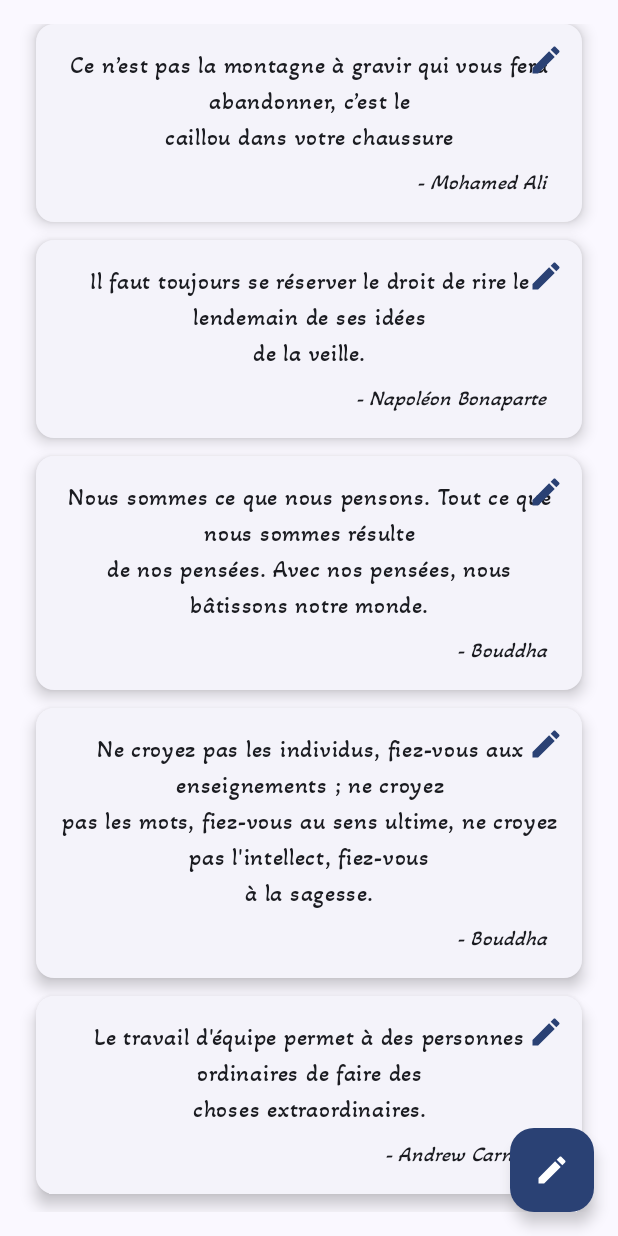
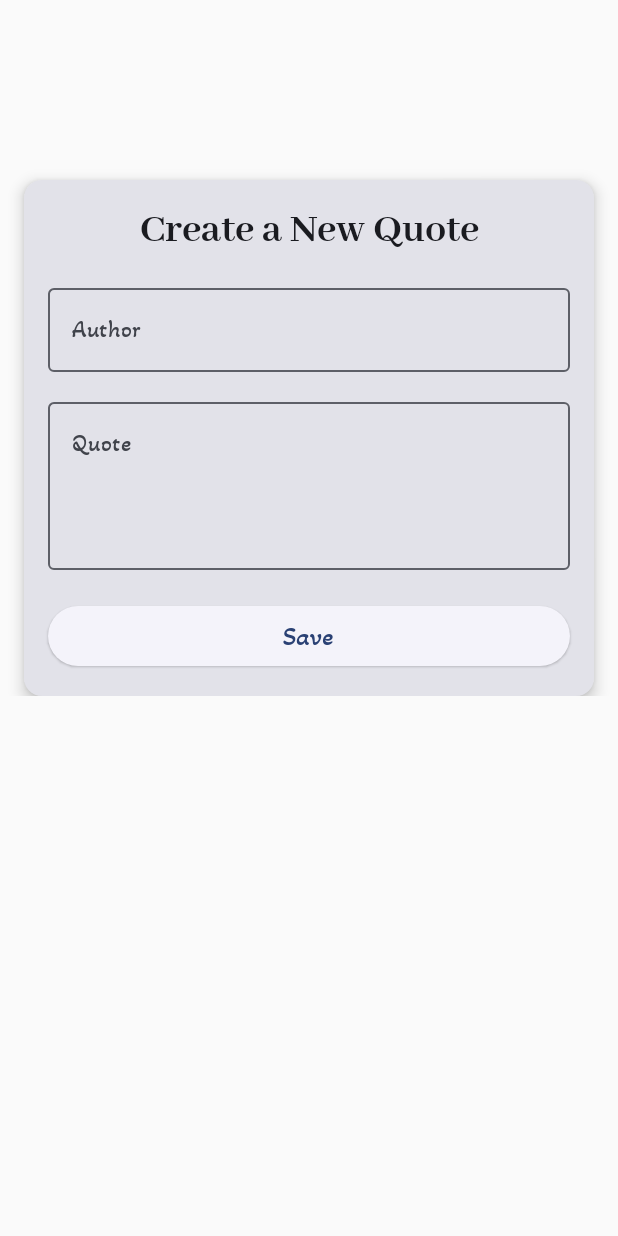
Before and after one commit to nathan79-c/My_Favorites_Quotes, an Android app built with Jetpack Compose: the screen it shows after launch (MainActivity), on a phone screen of 412 x 824 dp. Run offline under Robolectric (Android 15) with nearby library versions, the phone set to English and light mode, and no system bars; libraries missing offline, so code that uses them is left out: org.koin.androix.

Commit message:
adjust edit and create card

```diff
--- a/app/src/main/java/com/example/myfavoritesquotes/ui/MainActivity.kt
+++ b/app/src/main/java/com/example/myfavoritesquotes/ui/MainActivity.kt
@@ -9,6 +9,7 @@ import androidx.compose.ui.Modifier
 import androidx.compose.ui.tooling.preview.Preview
 import com.example.myfavoritesquotes.data.model.QuotesModel
 import com.example.myfavoritesquotes.ui.screen.AllQuotes
+import com.example.myfavoritesquotes.ui.screen.QuotesElement
 import com.example.myfavoritesquotes.ui.theme.MyFavoritesQuotesTheme
 
 class MainActivity : ComponentActivity() {
@@ -17,11 +18,12 @@ class MainActivity : ComponentActivity() {
         enableEdgeToEdge()
         setContent {
             MyFavoritesQuotesTheme {
-                    AllQuotes(
+                  /*  AllQuotes(
                         onClick = { },
                         quotes = testApp, modifier =
                             Modifier
-                    )
+                    ) */
+                QuotesElement()
             }
         }
     }
--- a/app/src/main/java/com/example/myfavoritesquotes/ui/QuoteApp.kt
+++ b/app/src/main/java/com/example/myfavoritesquotes/ui/QuoteApp.kt
@@ -18,7 +18,7 @@ fun QuoteApp(){
         startDestination = ""
     ) {
         composable<Screen.MainScreen> {
-          //  AllQuotes()
+          // AllQuotes()
         }
     }
 
--- a/app/src/main/java/com/example/myfavoritesquotes/ui/screen/EditScreen.kt
+++ b/app/src/main/java/com/example/myfavoritesquotes/ui/screen/EditScreen.kt
@@ -33,7 +33,7 @@ fun QuotesElement(modifier: Modifier = Modifier) {
     Card(
         modifier = modifier
             .fillMaxWidth()
-            .padding(16.dp),
+            .padding(top= 120.dp, start = 16.dp, end = 16.dp),
         elevation = CardDefaults.cardElevation(defaultElevation = 6.dp),
         shape = RoundedCornerShape(12.dp)
     ) {
```
